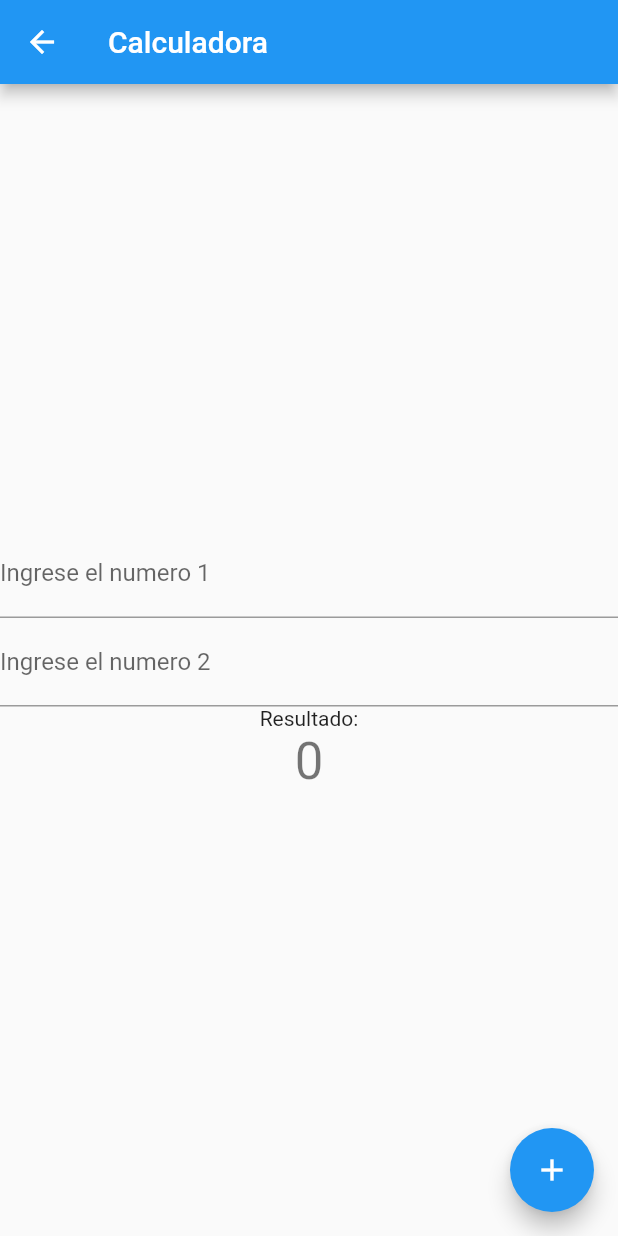
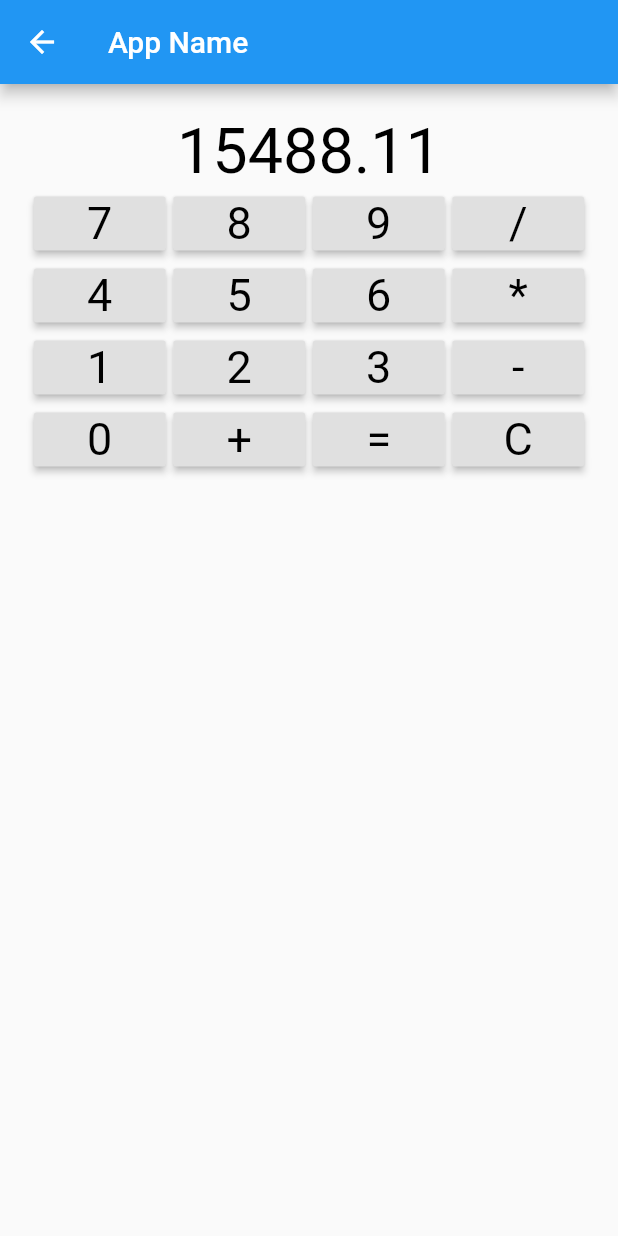
Before and after one commit to EugenioSerrano/SabadosTech, a Flutter app: the screen it shows after launch, after a tap on the "add" icon, on a phone screen of 412 x 824 dp. Run offline on Flutter 3.47's test engine with Material 2 defaults, Android fonts, the phone set to English and light mode, and no system bars.

Commit message:
Agregamos la nueva calculadora

```diff
--- /dev/null
+++ b/Flutter/HolaMundo/calculadora_flutter/lib/calculadora2.dart
@@ -0,0 +1,258 @@
+import 'package:flutter/material.dart';
+//import 'package:flutter/services.dart';
+
+class Calculadora2Page extends StatefulWidget {
+  Calculadora2Page({Key key, this.title}) : super(key: key);
+
+  final String title;
+
+  @override
+  _Calculadora2State createState() => _Calculadora2State();
+}
+
+class _Calculadora2State extends State<Calculadora2Page> {
+  @override
+  Widget build(BuildContext context) {
+    return new Scaffold(
+      appBar: new AppBar(
+        title: new Text('App Name'),
+      ),
+      body: new Container(
+        child: new Column(
+            mainAxisAlignment: MainAxisAlignment.start,
+            mainAxisSize: MainAxisSize.max,
+            crossAxisAlignment: CrossAxisAlignment.center,
+            children: <Widget>[
+              new Text(
+                "15488.11",
+                style: new TextStyle(
+                    fontSize: 42.0,
+                    color: const Color(0xFF000000),
+                    fontWeight: FontWeight.w400,
+                    fontFamily: "Roboto"),
+              ),
+              new Row(
+                  mainAxisAlignment: MainAxisAlignment.spaceAround,
+                  mainAxisSize: MainAxisSize.max,
+                  crossAxisAlignment: CrossAxisAlignment.center,
+                  children: <Widget>[
+                    new RaisedButton(
+                        key: null,
+                        onPressed: buttonPressed,
+                        color: const Color(0xFFe0e0e0),
+                        child: new Text(
+                          "7",
+                          style: new TextStyle(
+                              fontSize: 30.0,
+                              color: const Color(0xFF000000),
+                              fontWeight: FontWeight.w400,
+                              fontFamily: "Roboto"),
+                        )),
+                    new RaisedButton(
+                        key: null,
+                        onPressed: buttonPressed,
+                        color: const Color(0xFFe0e0e0),
+                        child: new Text(
+                          "8",
+                          style: new TextStyle(
+                              fontSize: 30.0,
+                              color: const Color(0xFF000000),
+                              fontWeight: FontWeight.w400,
+                              fontFamily: "Roboto"),
+                        )),
+                    new RaisedButton(
+                        key: null,
+                        onPressed: buttonPressed,
+                        color: const Color(0xFFe0e0e0),
+                        child: new Text(
+                          "9",
+                          style: new TextStyle(
+                              fontSize: 30.0,
+                              color: const Color(0xFF000000),
+                              fontWeight: FontWeight.w400,
+                              fontFamily: "Roboto"),
+                        )),
+                    new RaisedButton(
+                        key: null,
+                        onPressed: buttonPressed,
+                        color: const Color(0xFFe0e0e0),
+                        child: new Text(
+                          "/",
+                          style: new TextStyle(
+                              fontSize: 30.0,
+                              color: const Color(0xFF000000),
+                              fontWeight: FontWeight.w400,
+                              fontFamily: "Roboto"),
+                        ))
+                  ]),
+              new Row(
+                  mainAxisAlignment: MainAxisAlignment.spaceAround,
+                  mainAxisSize: MainAxisSize.max,
+                  crossAxisAlignment: CrossAxisAlignment.center,
+                  children: <Widget>[
+                    new RaisedButton(
+                        key: null,
+                        onPressed: buttonPressed,
+                        color: const Color(0xFFe0e0e0),
+                        child: new Text(
+                          "4",
+                          style: new TextStyle(
+                              fontSize: 30.0,
+                              color: const Color(0xFF000000),
+                              fontWeight: FontWeight.w400,
+                              fontFamily: "Roboto"),
+                        )),
+                    new RaisedButton(
+                        key: null,
+                        onPressed: buttonPressed,
+                        color: const Color(0xFFe0e0e0),
+                        child: new Text(
+                          "5",
+                          style: new TextStyle(
+                              fontSize: 30.0,
+                              color: const Color(0xFF000000),
+                              fontWeight: FontWeight.w400,
+                              fontFamily: "Roboto"),
+                        )),
+                    new RaisedButton(
+                        key: null,
+                        onPressed: buttonPressed,
+                        color: const Color(0xFFe0e0e0),
+                        child: new Text(
+                          "6",
+                          style: new TextStyle(
+                              fontSize: 30.0,
+                              color: const Color(0xFF000000),
+                              fontWeight: FontWeight.w400,
+                              fontFamily: "Roboto"),
+                        )),
+                    new RaisedButton(
+                        key: null,
+                        onPressed: buttonPressed,
+                        color: const Color(0xFFe0e0e0),
+                        child: new Text(
+                          "*",
+                          style: new TextStyle(
+                              fontSize: 30.0,
+                              color: const Color(0xFF000000),
+                              fontWeight: FontWeight.w400,
+                              fontFamily: "Roboto"),
+                        ))
+                  ]),
+              new Row(
+                  mainAxisAlignment: MainAxisAlignment.spaceAround,
+                  mainAxisSize: MainAxisSize.max,
+                  crossAxisAlignment: CrossAxisAlignment.center,
+                  children: <Widget>[
+                    new RaisedButton(
+                        key: null,
+                        onPressed: buttonPressed,
+                        color: const Color(0xFFe0e0e0),
+                        child: new Text(
+                          "1",
+                          style: new TextStyle(
+                              fontSize: 30.0,
+                              color: const Color(0xFF000000),
+                              fontWeight: FontWeight.w400,
+                              fontFamily: "Roboto"),
+                        )),
+                    new RaisedButton(
+                        key: null,
+                        onPressed: buttonPressed,
+                        color: const Color(0xFFe0e0e0),
+                        child: new Text(
+                          "2",
+                          style: new TextStyle(
+                              fontSize: 30.0,
+                              color: const Color(0xFF000000),
+                              fontWeight: FontWeight.w400,
+                              fontFamily: "Roboto"),
+                        )),
+                    new RaisedButton(
+                        key: null,
+                        onPressed: buttonPressed,
+                        color: const Color(0xFFe0e0e0),
+                        child: new Text(
+                          "3",
+                          style: new TextStyle(
+                              fontSize: 30.0,
+                              color: const Color(0xFF000000),
+                              fontWeight: FontWeight.w400,
+                              fontFamily: "Roboto"),
+                        )),
+                    new RaisedButton(
+                        key: null,
+                        onPressed: buttonPressed,
+                        color: const Color(0xFFe0e0e0),
+                        child: new Text(
+                          "-",
+                          style: new TextStyle(
+                              fontSize: 30.0,
+                              color: const Color(0xFF000000),
+                              fontWeight: FontWeight.w400,
+                              fontFamily: "Roboto"),
+                        ))
+                  ]),
+              new Row(
+                  mainAxisAlignment: MainAxisAlignment.spaceAround,
+                  mainAxisSize: MainAxisSize.max,
+                  crossAxisAlignment: CrossAxisAlignment.center,
+                  children: <Widget>[
+                    new RaisedButton(
+                        key: null,
+                        onPressed: buttonPressed,
+                        color: const Color(0xFFe0e0e0),
+                        child: new Text(
+                          "0",
+                          style: new TextStyle(
+                              fontSize: 30.0,
+                              color: const Color(0xFF000000),
+                              fontWeight: FontWeight.w400,
+                              fontFamily: "Roboto"),
+                        )),
+                    new RaisedButton(
+                        key: null,
+                        onPressed: buttonPressed,
+                        color: const Color(0xFFe0e0e0),
+                        child: new Text(
+                          "+",
+                          style: new TextStyle(
+                              fontSize: 30.0,
+                              color: const Color(0xFF000000),
+                              fontWeight: FontWeight.w400,
+                              fontFamily: "Roboto"),
+                        )),
+                    new RaisedButton(
+                        key: null,
+                        onPressed: buttonPressed,
+                        color: const Color(0xFFe0e0e0),
+                        child: new Text(
+                          "=",
+                          style: new TextStyle(
+                              fontSize: 30.0,
+                              color: const Color(0xFF000000),
+                              fontWeight: FontWeight.w400,
+                              fontFamily: "Roboto"),
+                        )),
+                    new RaisedButton(
+                        key: null,
+                        onPressed: buttonPressed,
+                        color: const Color(0xFFe0e0e0),
+                        child: new Text(
+                          "C",
+                          style: new TextStyle(
+                              fontSize: 30.0,
+                              color: const Color(0xFF000000),
+                              fontWeight: FontWeight.w400,
+                              fontFamily: "Roboto"),
+                        ))
+                  ])
+            ]),
+        padding: const EdgeInsets.all(20.0),
+        alignment: Alignment.center,
+      ),
+    );
+  }
+
+  void buttonPressed() {}
+}
--- a/Flutter/HolaMundo/calculadora_flutter/lib/main.dart
+++ b/Flutter/HolaMundo/calculadora_flutter/lib/main.dart
@@ -1,4 +1,4 @@
-import 'package:calculadora_flutter/calculadora.dart';
+import 'package:calculadora_flutter/calculadora2.dart';
 import 'package:flutter/material.dart';
 
 void main() {
@@ -57,7 +57,7 @@ class _MyHomePageState extends State<MyHomePage> {
     Navigator.push(
         context,
         MaterialPageRoute(
-            builder: (context) => CalculadoraPage(title: 'Calculadora')));
+            builder: (context) => Calculadora2Page(title: 'Calculadora')));
   }
 
   @override
```
